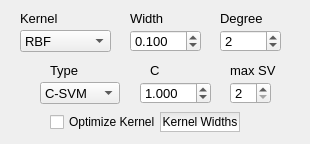
Qt form _AlgorithmsPlugins/KernelMethods/paramsSVM.ui (b4silio/MLDemos) before a commit.
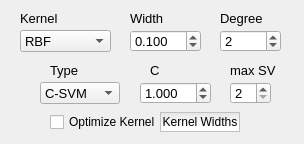
The same form after that commit.

Diff of the .ui file:
```diff
--- a/_AlgorithmsPlugins/KernelMethods/paramsSVM.ui
+++ b/_AlgorithmsPlugins/KernelMethods/paramsSVM.ui
@@ -6,7 +6,7 @@
    <rect>
     <x>0</x>
     <y>0</y>
-    <width>310</width>
+    <width>304</width>
     <height>144</height>
    </rect>
   </property>
```
